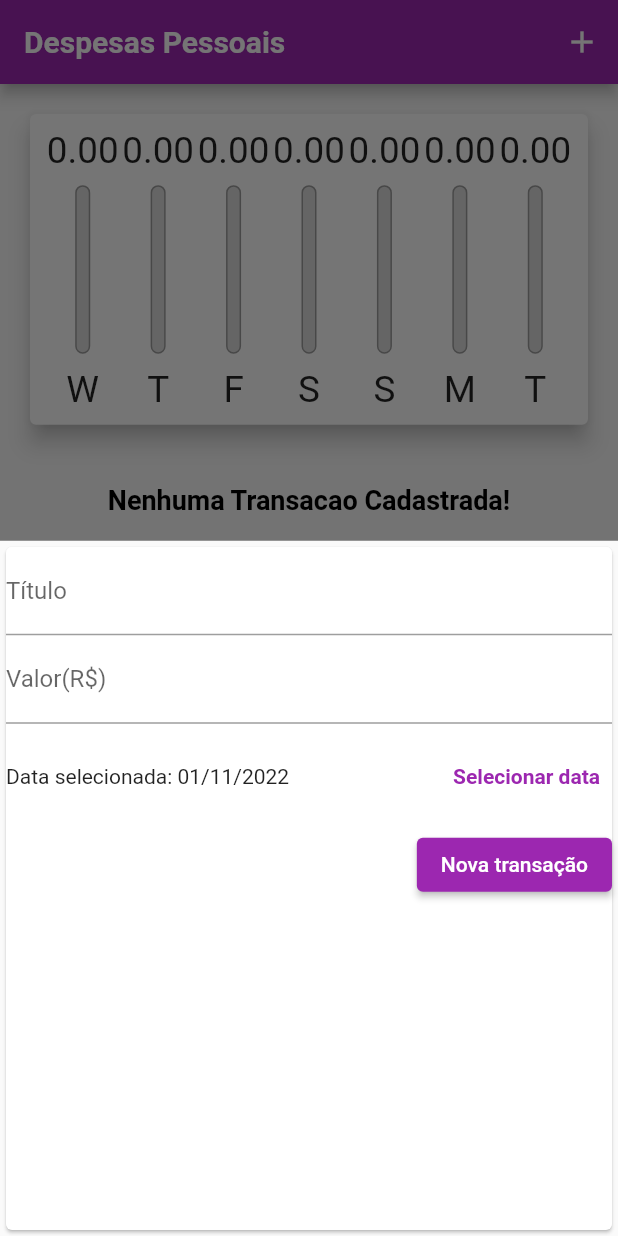
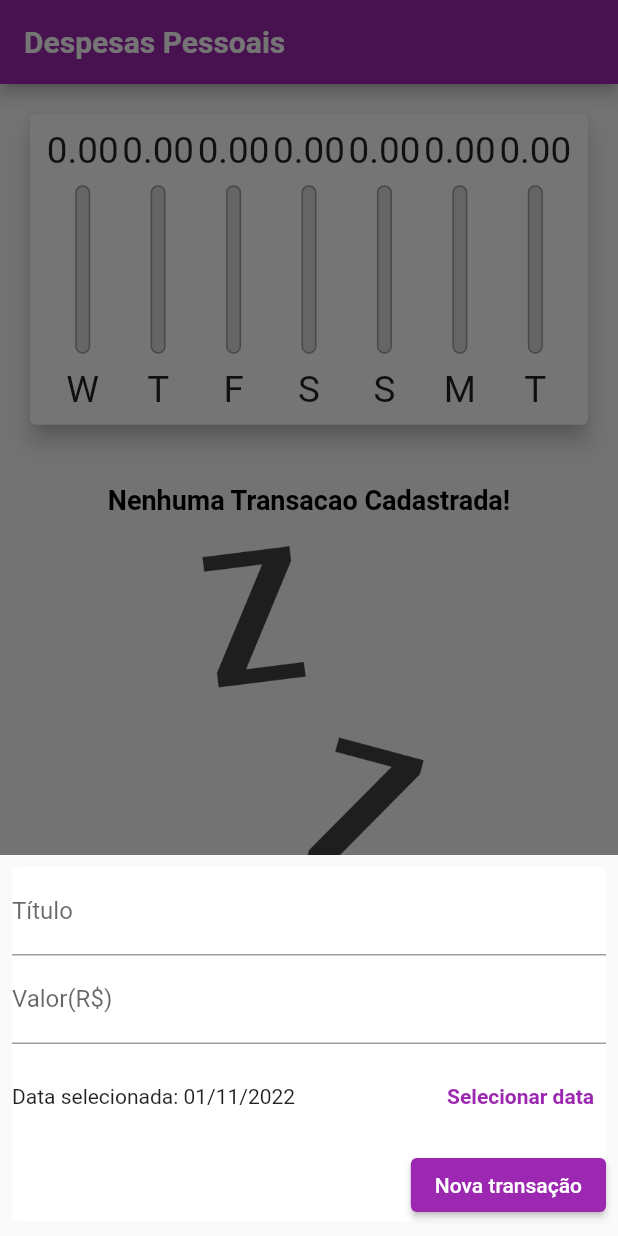
Before and after one commit to adrianoaraujo0/app_despesas_pessoais_curso_c0d3r, a Flutter app: the screen it shows after launch, after a tap on the "add" icon, on a phone screen of 412 x 824 dp. Run offline on Flutter 3.47's test engine with Material 2 defaults, Android fonts, the phone set to English and light mode, and no system bars; Roboto replaces fonts that are missing (OpenSans).

Commit message:
c.149 ajustando formulario

```diff
--- a/lib/components/transaction_form.dart
+++ b/lib/components/transaction_form.dart
@@ -36,7 +36,10 @@ class _TransactionFormState extends State<TransactionForm> {
 
   @override
   Widget build(BuildContext context) {
-    return Card(
+    return SingleChildScrollView(
+      child: Card(
+        elevation: 0,
+        margin: EdgeInsets.fromLTRB(8, 8, 8, 10 + MediaQuery.of(context).viewInsets.bottom),
         child: Column(
           children: [
             TextField(
@@ -81,6 +84,7 @@ class _TransactionFormState extends State<TransactionForm> {
             )
           ],
         ),
+      ),
     );
   }
 }
--- a/lib/main.dart
+++ b/lib/main.dart
@@ -90,6 +90,7 @@ class _MyHomePageState extends State<MyHomePage> {
 
   }
 
+
   final appBar = AppBar();
 
   @override
@@ -100,32 +101,20 @@ class _MyHomePageState extends State<MyHomePage> {
       appBar: AppBar(
         title: const Text('Despesas Pessoais'),
         actions: <Widget>[
+         if(isLandscape)
           IconButton(
-            icon: const Icon(Icons.add),
-            onPressed: () => openTransactionFormModal(context),
-          ),
+            icon: _showChart ? const Icon(Icons.list) : const Icon(Icons.bar_chart),
+            onPressed: (() {
+              setState(() => _showChart = !_showChart);
+            }),
+          )
         ],
       ),
       body: SingleChildScrollView(
         child: Column(
           crossAxisAlignment: CrossAxisAlignment.stretch,
           children: <Widget>[
-           isLandscape
-           ? Row(
-              mainAxisAlignment: MainAxisAlignment.center,
-              children: [
-                const Text("Exibir gráfico:"),
-                Switch(
-                  value: _showChart,
-                  onChanged: (value) {
-                    setState(() {
-                      _showChart = value;
-                    });
-                  },
-                )
-              ]
-            )
-            : Container(),
+            Container(),
               if(_showChart || !isLandscape )
                 Container(
                 height: (MediaQuery.of(context).size.height * (isLandscape ? 0.60 : 0.30)),
```
Lines whose indentation alone changed are shown as unchanged.
